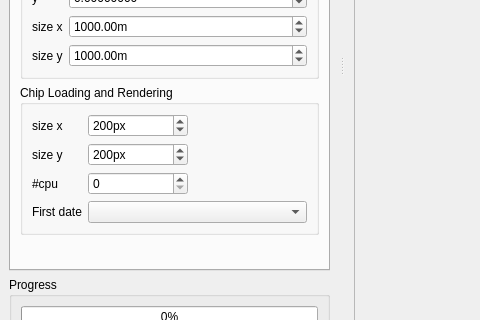
jakimowb/eo-time-series-viewer, file sensecarbon_tsv_gui_base.ui: the form before one commit; both pictures show x 0 to 480 and y 219 to 539 of the 898 by 873 pixel window.
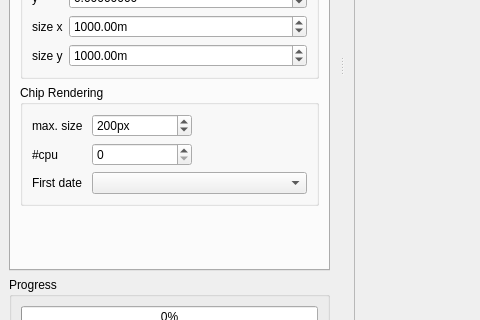
The form after the commit.

```diff
--- a/sensecarbon_tsv_gui_base.ui
+++ b/sensecarbon_tsv_gui_base.ui
@@ -376,39 +376,37 @@
           <widget class="QGroupBox" name="groupBox_rendering">
            <property name="minimumSize">
             <size>
-             <width>150</width>
-             <height>150</height>
+             <width>0</width>
+             <height>0</height>
             </size>
            </property>
            <property name="title">
-            <string>Chip Loading and Rendering</string>
+            <string>Chip Rendering</string>
            </property>
            <layout class="QGridLayout" name="gridLayout_2">
-            <item row="2" column="1">
-             <widget class="QSpinBox" name="spinBox_ncpu"/>
-            </item>
-            <item row="3" column="0">
+            <item row="2" column="0">
              <widget class="QLabel" name="label_6">
               <property name="text">
                <string>First date</string>
               </property>
              </widget>
             </item>
-            <item row="3" column="1" colspan="2">
+            <item row="0" column="0">
+             <widget class="QLabel" name="label_11">
+              <property name="text">
+               <string>max. size </string>
+              </property>
+             </widget>
+            </item>
+            <item row="2" column="1" colspan="2">
              <widget class="QComboBox" name="cb_centerdate"/>
             </item>
-            <item row="1" column="2">
-             <spacer name="horizontalSpacer_2">
-              <property name="orientation">
-               <enum>Qt::Horizontal</enum>
+            <item row="1" column="1">
+             <widget class="QSpinBox" name="spinBox_ncpu">
+              <property name="toolTip">
+               <string>Number of CPUs used for parallel image chip calculation</string>
               </property>
-              <property name="sizeHint" stdset="0">
-               <size>
-                <width>40</width>
-                <height>20</height>
-               </size>
-              </property>
-             </spacer>
+             </widget>
             </item>
             <item row="0" column="1">
              <widget class="QSpinBox" name="spinBox_chipsize_x">
@@ -436,45 +434,25 @@
              </widget>
             </item>
             <item row="1" column="0">
-             <widget class="QLabel" name="label_10">
-              <property name="text">
-               <string>size y</string>
-              </property>
-             </widget>
-            </item>
-            <item row="0" column="0">
-             <widget class="QLabel" name="label_11">
-              <property name="text">
-               <string>size x</string>
-              </property>
-             </widget>
-            </item>
-            <item row="1" column="1">
-             <widget class="QSpinBox" name="spinBox_chipsize_y">
-              <property name="suffix">
-               <string>px</string>
-              </property>
-              <property name="minimum">
-               <number>20</number>
-              </property>
-              <property name="maximum">
-               <number>1000</number>
-              </property>
-              <property name="singleStep">
-               <number>10</number>
-              </property>
-              <property name="value">
-               <number>200</number>
-              </property>
-             </widget>
-            </item>
-            <item row="2" column="0">
              <widget class="QLabel" name="label">
               <property name="text">
                <string>#cpu</string>
               </property>
              </widget>
             </item>
+            <item row="0" column="2">
+             <spacer name="horizontalSpacer_2">
+              <property name="orientation">
+               <enum>Qt::Horizontal</enum>
+              </property>
+              <property name="sizeHint" stdset="0">
+               <size>
+                <width>40</width>
+                <height>20</height>
+               </size>
+              </property>
+             </spacer>
+            </item>
            </layout>
           </widget>
          </item>
```
Left out of the diff: 11 changed lines with no effect on the pictures.
